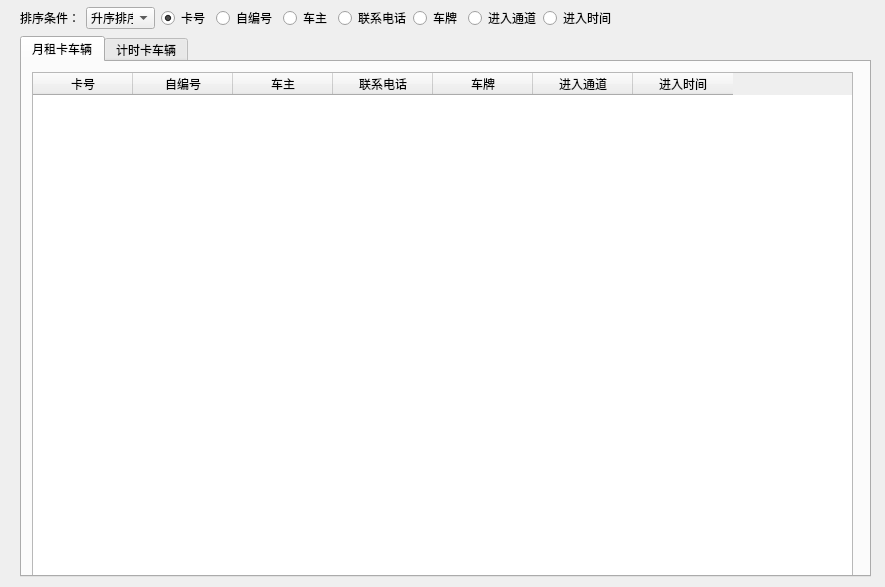
Anne081031/WinParkUI, file Dialog/dlgstaying.ui: the form before one commit.
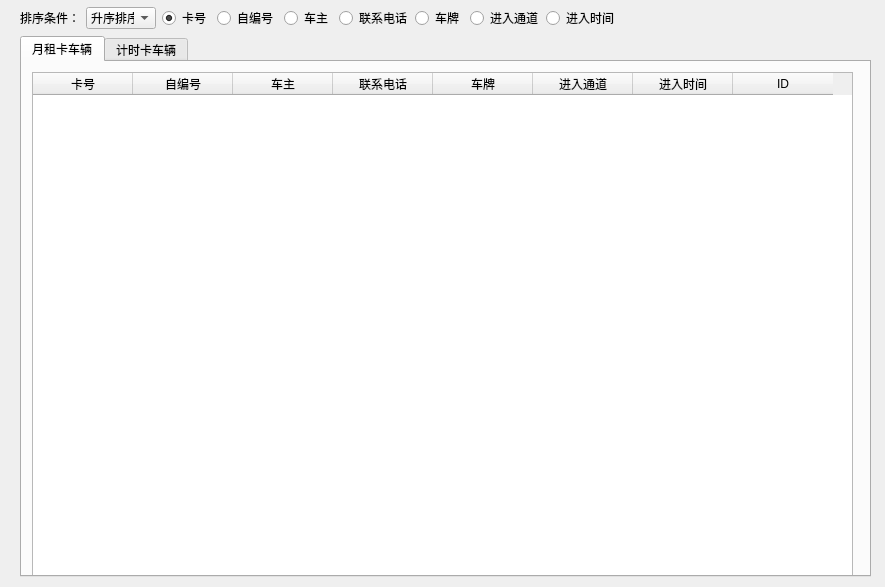
The form after the commit.

```diff
--- a/Dialog/dlgstaying.ui
+++ b/Dialog/dlgstaying.ui
@@ -76,6 +76,11 @@
        <string>进入时间</string>
       </property>
      </column>
+     <column>
+      <property name="text">
+       <string>ID</string>
+      </property>
+     </column>
     </widget>
    </widget>
    <widget class="QWidget" name="tab_2">
@@ -122,12 +127,12 @@
     </widget>
    </widget>
   </widget>
-  <widget class="QWidget" name="">
+  <widget class="QWidget" name="layoutWidget">
    <property name="geometry">
     <rect>
      <x>20</x>
      <y>7</y>
-     <width>592</width>
+     <width>597</width>
      <height>22</height>
     </rect>
    </property>
```
Left out of the diff: 5 changed lines with no effect on the pictures.
